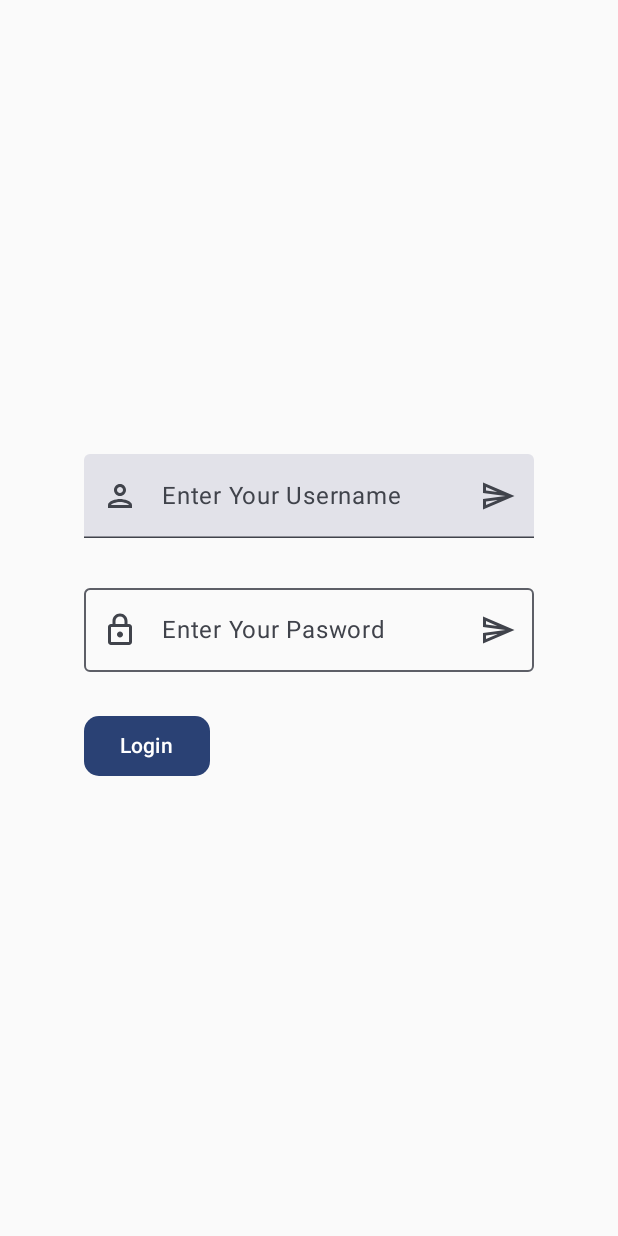
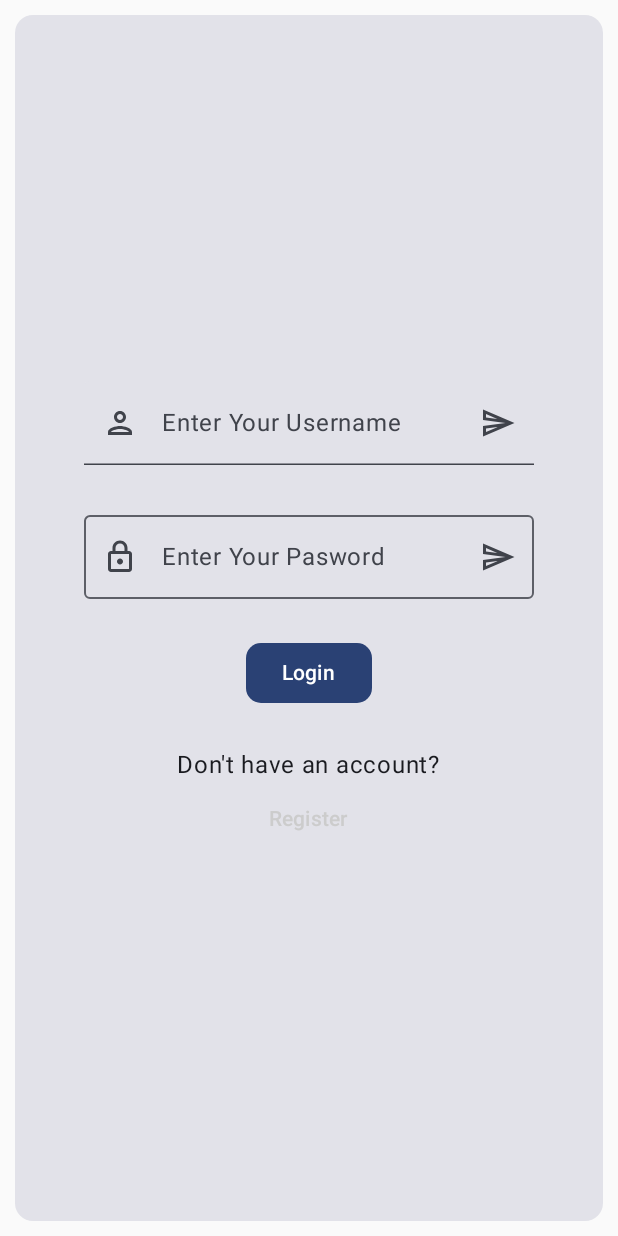
Before and after one commit to kfong2/Project, an Android app built with Jetpack Compose: the screen it shows after launch (MainActivity), on a phone screen of 412 x 824 dp. Run offline under Robolectric (Android 15) with nearby library versions, the phone set to English and light mode, and no system bars.

Commit message:
updated LoginScreen + Nav()

```diff
--- a/app/build.gradle.kts
+++ b/app/build.gradle.kts
@@ -66,4 +66,8 @@ dependencies {
     androidTestImplementation("androidx.compose.ui:ui-test-junit4")
     debugImplementation("androidx.compose.ui:ui-tooling")
     debugImplementation("androidx.compose.ui:ui-test-manifest")
+
+    // Navigating with Compose
+    val nav_version = "2.7.5"
+    implementation("androidx.navigation:navigation-compose:$nav_version")
 }
--- a/app/src/main/java/com/example/project/LoginScreen.kt
+++ b/app/src/main/java/com/example/project/LoginScreen.kt
@@ -4,21 +4,33 @@ import android.widget.Toast
 import androidx.compose.foundation.layout.Arrangement
 import androidx.compose.foundation.layout.Box
 import androidx.compose.foundation.layout.Column
+import androidx.compose.foundation.layout.Spacer
+import androidx.compose.foundation.layout.aspectRatio
 import androidx.compose.foundation.layout.fillMaxSize
+import androidx.compose.foundation.layout.fillMaxWidth
+import androidx.compose.foundation.layout.height
+import androidx.compose.foundation.layout.padding
+import androidx.compose.foundation.layout.size
 import androidx.compose.foundation.layout.width
+import androidx.compose.foundation.layout.wrapContentHeight
 import androidx.compose.foundation.shape.RoundedCornerShape
 import androidx.compose.foundation.text.KeyboardActions
 import androidx.compose.foundation.text.KeyboardOptions
 import androidx.compose.material.icons.Icons
+import androidx.compose.material.icons.filled.Info
 import androidx.compose.material.icons.outlined.Lock
 import androidx.compose.material.icons.outlined.Person
 import androidx.compose.material.icons.outlined.Send
 import androidx.compose.material3.Button
+import androidx.compose.material3.ButtonDefaults
+import androidx.compose.material3.Card
+import androidx.compose.material3.CardDefaults
 import androidx.compose.material3.ExperimentalMaterial3Api
 import androidx.compose.material3.Icon
 import androidx.compose.material3.IconButton
 import androidx.compose.material3.OutlinedTextField
 import androidx.compose.material3.Text
+import androidx.compose.material3.TextButton
 import androidx.compose.material3.TextField
 import androidx.compose.runtime.Composable
 import androidx.compose.runtime.getValue
@@ -28,6 +40,7 @@ import androidx.compose.runtime.setValue
 import androidx.compose.ui.Alignment
 import androidx.compose.ui.ExperimentalComposeUiApi
 import androidx.compose.ui.Modifier
+import androidx.compose.ui.graphics.Color
 import androidx.compose.ui.platform.LocalContext
 import androidx.compose.ui.platform.LocalFocusManager
 import androidx.compose.ui.platform.LocalSoftwareKeyboardController
@@ -37,10 +50,20 @@ import androidx.compose.ui.text.input.KeyboardType
 import androidx.compose.ui.text.input.PasswordVisualTransformation
 import androidx.compose.ui.tooling.preview.Preview
 import androidx.compose.ui.unit.dp
+import androidx.navigation.NavHostController
 
 @OptIn(ExperimentalComposeUiApi::class, ExperimentalMaterial3Api::class)
 @Composable
-fun LoginScreen(){
+fun LoginScreen(navController: NavHostController) {
+    Card(
+        modifier = Modifier
+            .padding(10.dp)
+            .fillMaxSize()
+//            .height(100.dp)
+//            .aspectRatio(1.5f),
+//        colors = CardDefaults.cardColors(
+//            containerColor = Color.White)
+    ){
         Box(
             modifier = Modifier.fillMaxSize(),
             contentAlignment = Alignment.Center
@@ -54,7 +77,8 @@ fun LoginScreen(){
             val focusManager = LocalFocusManager.current
 
             Column (
-            verticalArrangement = Arrangement.spacedBy(25.dp)
+                horizontalAlignment = Alignment.CenterHorizontally
+//                verticalArrangement = Arrangement.spacedBy(25.dp)
             ) {
                 TextField (value = newTextValue, onValueChange = {
                     newTextValue = it
@@ -77,6 +101,9 @@ fun LoginScreen(){
                         }
                     }
                 )
+
+                Spacer(modifier = Modifier.size(25.dp))
+
 
                 OutlinedTextField (value = newTextValue, onValueChange = {
                     newTextValue = it
@@ -111,12 +138,33 @@ fun LoginScreen(){
                     )
                 )
 
+                Spacer(modifier = Modifier.size(25.dp))
+
+
                 Button(
                     onClick = { /*TODO*/ },
                     shape = RoundedCornerShape(10.dp)
                 ) {
                     Text(text = "Login")
                 }
+
+                Spacer(modifier = Modifier.size(25.dp))
+
+
+
+                Text(text = "Don't have an account?")
+
+                TextButton(
+                    onClick = { navController.navigate("Registration") }
+                ) {
+                    Text(text = "Register", color = Color.LightGray)
+                }
+
+    }
+
+
+
+
 
         }
     }
@@ -125,5 +173,5 @@ fun LoginScreen(){
 @Preview (showBackground = true)
 @Composable
 fun AppPreview() {
-    LoginScreen()
+//    LoginScreen()
 }
--- a/app/src/main/java/com/example/project/MainActivity.kt
+++ b/app/src/main/java/com/example/project/MainActivity.kt
@@ -3,13 +3,6 @@ package com.example.project
 import android.os.Bundle
 import androidx.activity.ComponentActivity
 import androidx.activity.compose.setContent
-import androidx.compose.foundation.layout.fillMaxSize
-import androidx.compose.material3.MaterialTheme
-import androidx.compose.material3.Surface
-import androidx.compose.material3.Text
-import androidx.compose.runtime.Composable
-import androidx.compose.ui.Modifier
-import androidx.compose.ui.tooling.preview.Preview
 import com.example.project.ui.theme.ProjectTheme
 
 class MainActivity : ComponentActivity() {
@@ -17,7 +10,7 @@ class MainActivity : ComponentActivity() {
         super.onCreate(savedInstanceState)
         setContent {
             ProjectTheme {
-                LoginScreen()
+                Nav()
             }
         }
     }
--- /dev/null
+++ b/app/src/main/java/com/example/project/NavPath.kt
@@ -0,0 +1,25 @@
+package com.example.project
+
+import androidx.compose.runtime.Composable
+import androidx.navigation.compose.NavHost
+import androidx.navigation.compose.composable
+import androidx.navigation.compose.rememberNavController
+
+@Composable
+fun Nav(){
+    val navController = rememberNavController()
+    NavHost(navController = navController, startDestination = "Login"){
+
+        composable(route = "Login"){
+            LoginScreen(navController)
+        }
+
+        composable(route = "Registration"){
+            RegistationScreen(navController)
+        }
+
+//        composable(route = "C"){
+//            ScreenC(navController)
+//        }
+    }
+}
```
Also changed, not shown: app/src/main/java/com/example/project/RegistrationScreen.kt (added, +123 -0 lines). Lines whose indentation alone changed are shown as unchanged.
